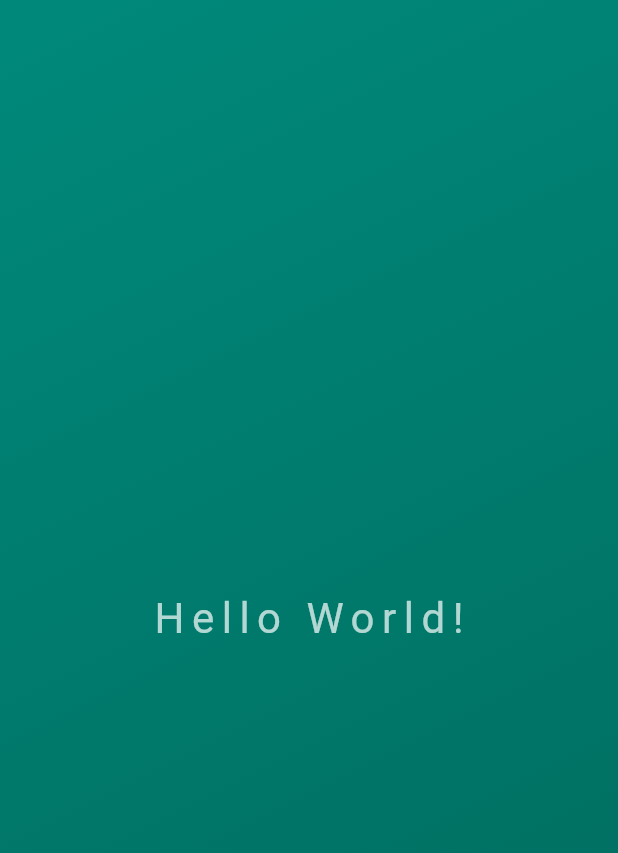
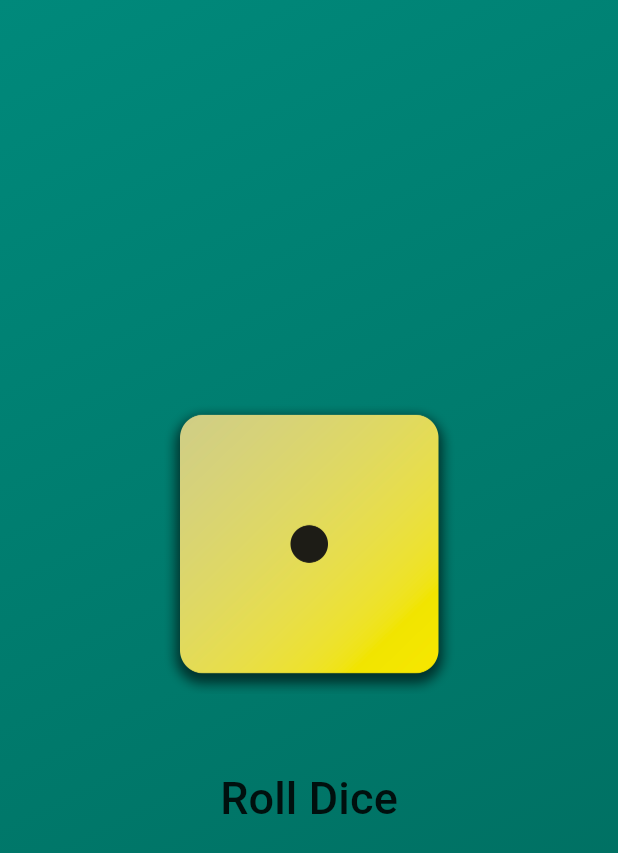
Before and after one commit to fgdamasceno/roll_dice_app, a Flutter app: the screen it shows after launch, on a phone screen of 412 x 824 dp. Shown: the top 853 px of the screen. Run offline on Flutter 3.47's test engine with Material 3 defaults, Android fonts, the phone set to English and light mode, and no system bars.

Commit message:
Add randomic function

```diff
--- /dev/null
+++ b/lib/dice_roller.dart
@@ -0,0 +1,51 @@
+import 'package:flutter/material.dart';
+import 'dart:math';
+
+class DiceRoller extends StatefulWidget {
+  const DiceRoller({super.key});
+
+  @override
+  State<DiceRoller> createState() => _DiceRollerState();
+}
+
+class _DiceRollerState extends State<DiceRoller> {
+  List<String> diceImages = [
+    'assets/dice-images/dice-1.png',
+    'assets/dice-images/dice-2.png',
+    'assets/dice-images/dice-3.png',
+    'assets/dice-images/dice-4.png',
+    'assets/dice-images/dice-5.png',
+    'assets/dice-images/dice-6.png',
+  ];
+
+  String activeDiceImage = 'assets/dice-images/dice-1.png';
+
+  void rollDice() {
+    // Gera um numero randomico
+    int dice = Random().nextInt(6);
+
+    setState(() {
+      // Seleciona a imagem do dado de acordo com o numero randomico gerado
+      activeDiceImage = diceImages[dice];
+    });
+  }
+
+  @override
+  Widget build(BuildContext context) {
+    return Column(
+      mainAxisAlignment: MainAxisAlignment.center,
+      children: [
+        Image.asset(activeDiceImage, width: 200.0),
+        SizedBox(height: 40.0),
+        TextButton(
+          onPressed: rollDice,
+          style: TextButton.styleFrom(foregroundColor: Colors.white),
+          child: Text(
+            "Roll Dice",
+            style: TextStyle(fontSize: 30.0, color: Colors.black87),
+          ),
+        ),
+      ],
+    );
+  }
+}
--- a/lib/gradient_container.dart
+++ b/lib/gradient_container.dart
@@ -1,24 +1,54 @@
 import 'package:flutter/material.dart';
-import 'package:roll_dice_app/styled_text.dart';
+import 'package:roll_dice_app/dice_roller.dart';
+// import 'package:roll_dice_app/styled_text.dart';
+
+const beginAlignment = AlignmentGeometry.topLeft;
+const endAlignment = AlignmentGeometry.bottomRight;
 
 class GradientContainer extends StatelessWidget {
-  const GradientContainer({super.key});
+  const GradientContainer({super.key, required this.colors});
+
+  final List<Color> colors;
 
   @override
   Widget build(context) {
     return Container(
       decoration: BoxDecoration(
         gradient: LinearGradient(
-          colors: [
-            Colors.teal.shade600,
-            Colors.teal.shade700,
-            Colors.teal.shade800,
-          ],
-          begin: AlignmentGeometry.topLeft,
-          end: AlignmentGeometry.bottomRight,
+          colors: colors,
+          begin: beginAlignment,
+          end: endAlignment,
         ),
       ),
-      child: Center(child: StyledText()),
+      // child: Center(child: StyledText('Hello World!')),
+      child: Center(child: DiceRoller()),
     );
   }
 }
+
+// class GradientContainer extends StatelessWidget {
+//   const GradientContainer(
+//     this.firstColor,
+//     this.secondColor,
+//     this.thirdColor, {
+//     super.key,
+//   });
+
+//   final Color firstColor;
+//   final Color secondColor;
+//   final Color thirdColor;
+
+//   @override
+//   Widget build(context) {
+//     return Container(
+//       decoration: BoxDecoration(
+//         gradient: LinearGradient(
+//           colors: [firstColor, secondColor, thirdColor],
+//           begin: beginAlignment,
+//           end: endAlignment,
+//         ),
+//       ),
+//       child: Center(child: StyledText('Hello World!')),
+//     );
+//   }
+// }
--- a/lib/main.dart
+++ b/lib/main.dart
@@ -5,7 +5,15 @@ void main() {
   runApp(
     MaterialApp(
       debugShowCheckedModeBanner: false,
-      home: Scaffold(body: GradientContainer()),
+      home: Scaffold(
+        body: GradientContainer(
+          colors: [
+            Colors.teal.shade600,
+            Colors.teal.shade700,
+            Colors.teal.shade800,
+          ],
+        ),
+      ),
     ),
   );
 }
--- a/lib/styled_text.dart
+++ b/lib/styled_text.dart
@@ -1,12 +1,14 @@
 import 'package:flutter/material.dart';
 
 class StyledText extends StatelessWidget {
-  const StyledText({super.key});
+  const StyledText(this.text, {super.key});
+
+  final String text;
 
   @override
   Widget build(context) {
     return Text(
-      "Hello World!",
+      text,
       style: TextStyle(
         fontSize: 28.0,
         letterSpacing: 5.0,
```
Also changed, not shown: pubspec.yaml (+3 -4 lines), assets/dice-images/dice-1.png (added), assets/dice-images/dice-2.png (added), assets/dice-images/dice-3.png (added), assets/dice-images/dice-4.png (added), assets/dice-images/dice-5.png (added), assets/dice-images/dice-6.png (added).
